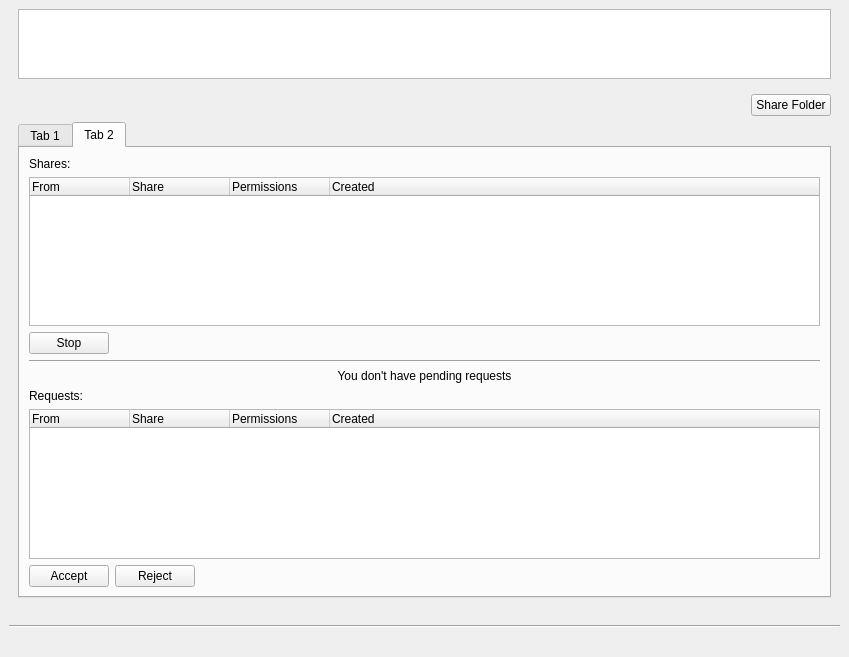
Qt form pcloudwindow.ui (pcloudcom/psyncgui) before a commit.
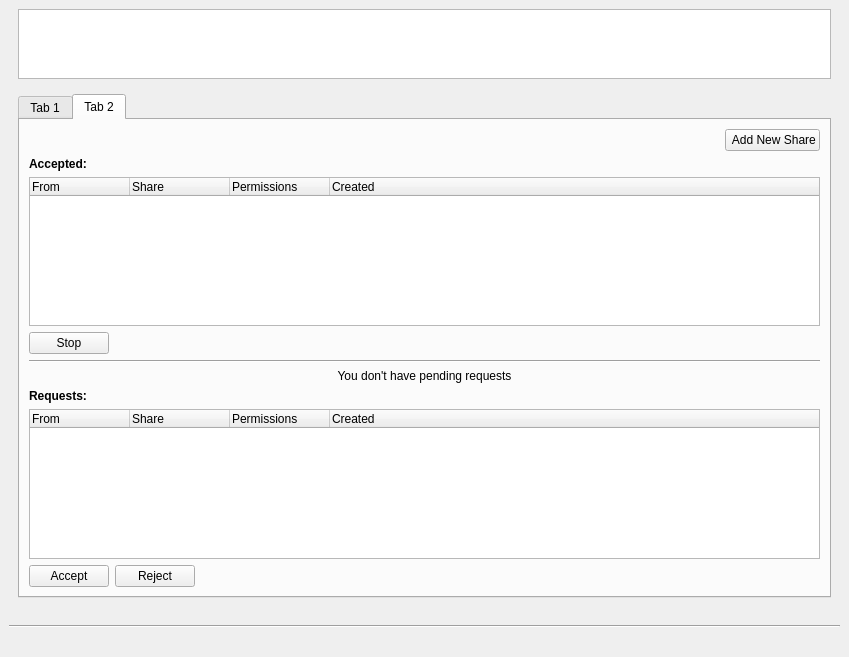
The same form after that commit. The open tabs and pages were chosen to show the change. Icons and pictures are not drawn.

Commit message:
SLX-236 fix bugs and update labels
fix quota, labels

```diff
--- a/pcloudwindow.ui
+++ b/pcloudwindow.ui
@@ -620,36 +620,6 @@
         </size>
        </property>
        <layout class="QVBoxLayout" name="verticalLayout_20">
-        <item>
-         <layout class="QHBoxLayout" name="horizontalLayout_13">
-          <item>
-           <spacer name="horizontalSpacer_8">
-            <property name="orientation">
-             <enum>Qt::Horizontal</enum>
-            </property>
-            <property name="sizeHint" stdset="0">
-             <size>
-              <width>308</width>
-              <height>20</height>
-             </size>
-            </property>
-           </spacer>
-          </item>
-          <item>
-           <widget class="QPushButton" name="btnShareFolder">
-            <property name="maximumSize">
-             <size>
-              <width>180</width>
-              <height>16777215</height>
-             </size>
-            </property>
-            <property name="text">
-             <string>Share Folder</string>
-            </property>
-           </widget>
-          </item>
-         </layout>
-        </item>
         <item>
          <widget class="QTabWidget" name="tabWidgetShares">
           <property name="currentIndex">
@@ -844,10 +814,50 @@
             <string>Tab 2</string>
            </attribute>
            <layout class="QVBoxLayout" name="verticalLayout_19">
+            <item>
+             <layout class="QHBoxLayout" name="horizontalLayout_13">
+              <item>
+               <spacer name="horizontalSpacer_8">
+                <property name="orientation">
+                 <enum>Qt::Horizontal</enum>
+                </property>
+                <property name="sizeHint" stdset="0">
+                 <size>
+                  <width>308</width>
+                  <height>20</height>
+                 </size>
+                </property>
+               </spacer>
+              </item>
+              <item>
+               <widget class="QPushButton" name="btnShareFolder">
+                <property name="maximumSize">
+                 <size>
+                  <width>180</width>
+                  <height>16777215</height>
+                 </size>
+                </property>
+                <property name="text">
+                 <string> Add New Share</string>
+                </property>
+                <property name="icon">
+                 <iconset resource="Resources.qrc">
+                  <normaloff>:/menu/images/menu 48x48/newsync.png</normaloff>:/menu/images/menu 48x48/newsync.png</iconset>
+                </property>
+                <property name="iconSize">
+                 <size>
+                  <width>16</width>
+                  <height>16</height>
+                 </size>
+                </property>
+               </widget>
+              </item>
+             </layout>
+            </item>
             <item>
              <widget class="QLabel" name="label_shared">
               <property name="text">
-               <string>Shares:</string>
+               <string>&lt;html&gt;&lt;head/&gt;&lt;body&gt;&lt;p&gt;&lt;span style=&quot; font-weight:600;&quot;&gt;Accepted:&lt;/span&gt;&lt;/p&gt;&lt;/body&gt;&lt;/html&gt;</string>
               </property>
              </widget>
             </item>
@@ -941,7 +951,7 @@
                <item>
                 <widget class="QLabel" name="label_requests">
                  <property name="text">
-                  <string>Requests:</string>
+                  <string>&lt;html&gt;&lt;head/&gt;&lt;body&gt;&lt;p&gt;&lt;span style=&quot; font-weight:600;&quot;&gt;Requests:&lt;/span&gt;&lt;/p&gt;&lt;/body&gt;&lt;/html&gt;</string>
                  </property>
                 </widget>
                </item>
```
Left out of the diff: 53 changed lines with no effect on the pictures. The commit also changes 6 other files.
